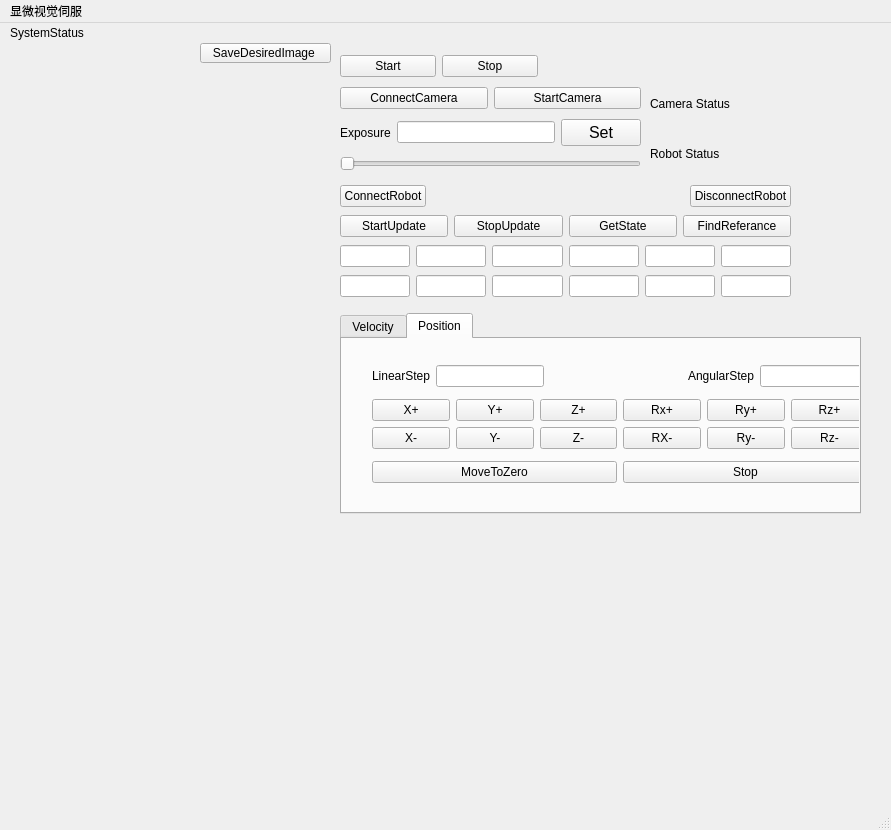
The window that mainwindow.ui (fengyu1993/Microscopic_Visual_Servoing) describes before a commit, drawn with Qt 5.
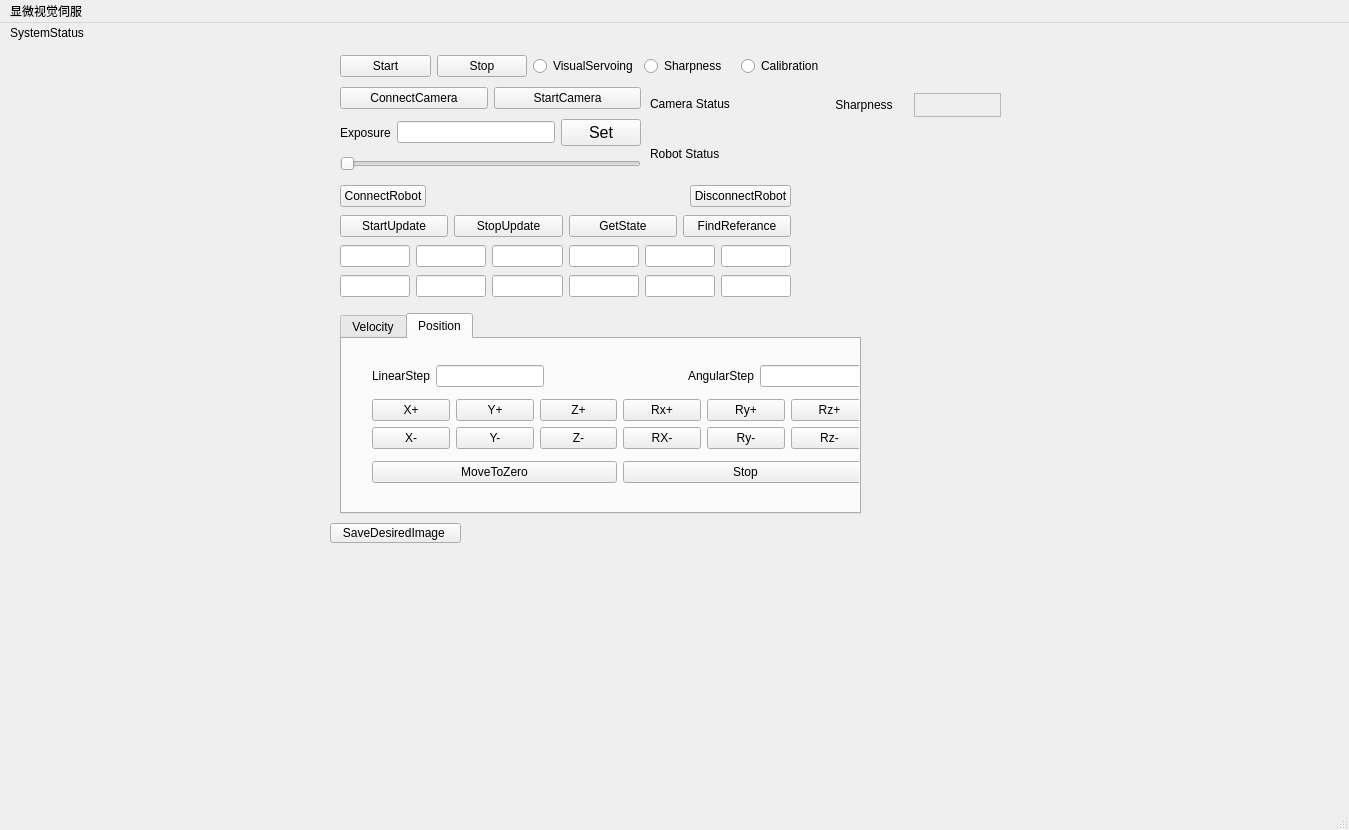
The same window after the commit. The open tabs and pages were chosen to show the change. Custom widgets are drawn as their Qt base class.

Patch:
```diff
--- a/mainwindow.ui
+++ b/mainwindow.ui
@@ -6,7 +6,7 @@
    <rect>
     <x>0</x>
     <y>0</y>
-    <width>891</width>
+    <width>1349</width>
     <height>830</height>
    </rect>
   </property>
@@ -665,7 +665,7 @@
      <rect>
       <x>340</x>
       <y>30</y>
-      <width>198</width>
+      <width>491</width>
       <height>26</height>
      </rect>
     </property>
@@ -687,13 +687,34 @@
        </property>
       </widget>
      </item>
+     <item>
+      <widget class="QRadioButton" name="radioButton_VisualServoing">
+       <property name="text">
+        <string>VisualServoing</string>
+       </property>
+      </widget>
+     </item>
+     <item>
+      <widget class="QRadioButton" name="radioButton_Sharpness">
+       <property name="text">
+        <string>Sharpness</string>
+       </property>
+      </widget>
+     </item>
+     <item>
+      <widget class="QRadioButton" name="radioButton_Calibration">
+       <property name="text">
+        <string>Calibration</string>
+       </property>
+      </widget>
+     </item>
     </layout>
    </widget>
    <widget class="QPushButton" name="SaveDesiredImage">
     <property name="geometry">
      <rect>
-      <x>200</x>
-      <y>20</y>
+      <x>330</x>
+      <y>500</y>
       <width>131</width>
       <height>20</height>
      </rect>
@@ -775,13 +796,63 @@
      </item>
     </layout>
    </widget>
+   <widget class="QWidget" name="">
+    <property name="geometry">
+     <rect>
+      <x>820</x>
+      <y>70</y>
+      <width>181</width>
+      <height>24</height>
+     </rect>
+    </property>
+    <layout class="QHBoxLayout" name="horizontalLayout_13">
+     <item>
+      <widget class="QLabel" name="label_CameraStatus_2">
+       <property name="text">
+        <string>Sharpness</string>
+       </property>
+       <property name="alignment">
+        <set>Qt::AlignCenter</set>
+       </property>
+      </widget>
+     </item>
+     <item>
+      <widget class="QLabel" name="SharpnessValue">
+       <property name="frameShape">
+        <enum>QFrame::StyledPanel</enum>
+       </property>
+       <property name="text">
+        <string/>
+       </property>
+       <property name="margin">
+        <number>2</number>
+       </property>
+      </widget>
+     </item>
+    </layout>
+   </widget>
+   <widget class="QChartView" name="charts_sharpness" native="true">
+    <property name="geometry">
+     <rect>
+      <x>930</x>
+      <y>120</y>
+      <width>280</width>
+      <height>239</height>
+     </rect>
+    </property>
+    <property name="font">
+     <font>
+      <family>Arial</family>
+     </font>
+    </property>
+   </widget>
   </widget>
   <widget class="QMenuBar" name="menubar">
    <property name="geometry">
     <rect>
      <x>0</x>
      <y>0</y>
-     <width>891</width>
+     <width>1349</width>
      <height>19</height>
     </rect>
    </property>
```
Left out of the diff: 4 changed lines with no effect on the pictures.
